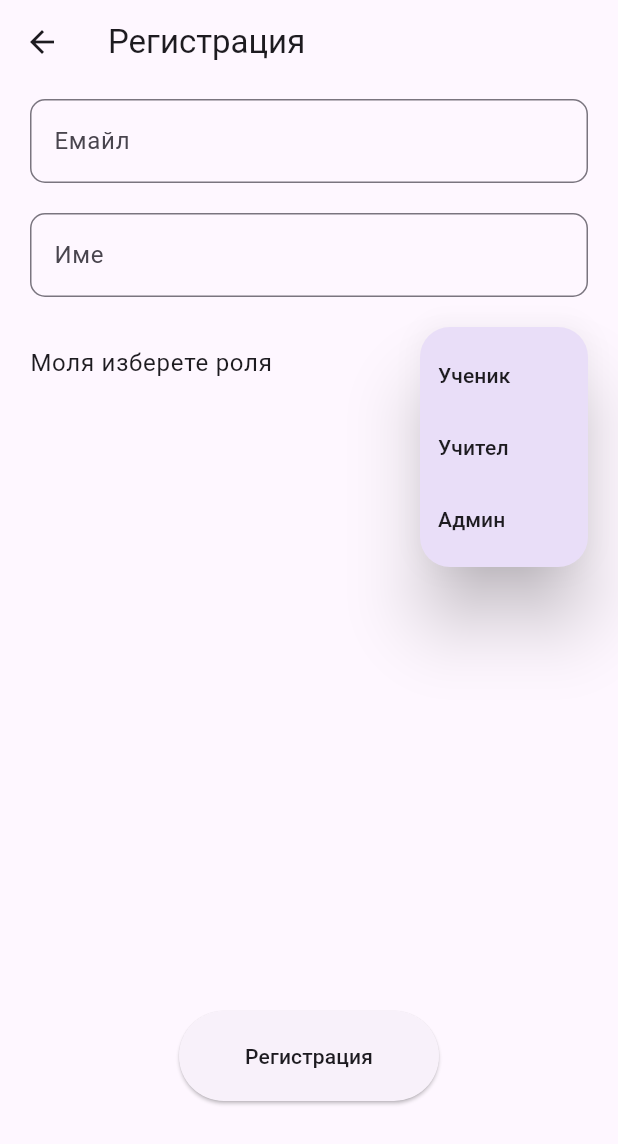
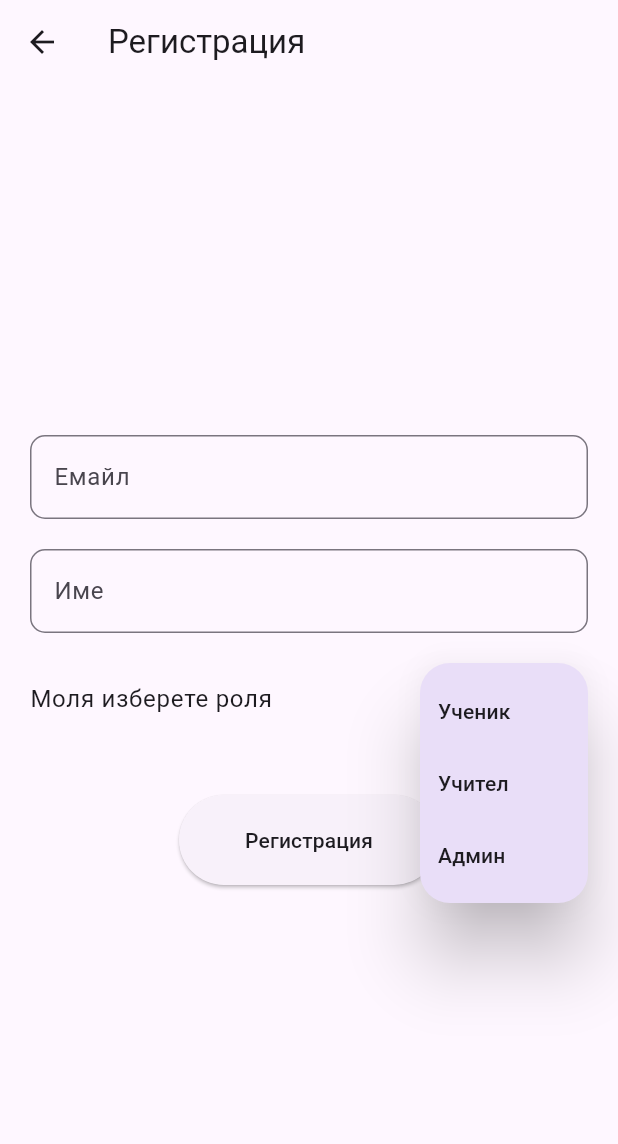
Before and after one commit to KaloyanStoyanov06/PGEE, a Flutter app: the SignUpPage screen opened by its route, after a tap on the "more vert" icon, on a phone screen of 412 x 824 dp. Shown: the top 1144 px of the screen. Run offline on Flutter 3.47's test engine with Material 2 defaults, Android fonts, the phone set to English and light mode, and no system bars; drawn by our look-alikes of dynamic_color; our stand-ins replace cloud_firestore, firebase_auth, firebase_core, flutter_dotenv; missing offline and left inert: dart:ffi; accounts and stored records are empty.

```diff
--- a/lib/pages/sign_up.dart
+++ b/lib/pages/sign_up.dart
@@ -11,10 +11,11 @@ class SignUpPage extends StatefulWidget {
 
 class _SignUpPageState extends State<SignUpPage> {
   var selectedRole = "";
-  var RoleText = "Моля изберете роля";
+  var roleText = "Моля изберете роля";
 
   TextEditingController email = TextEditingController();
   TextEditingController fullName = TextEditingController();
+  TextEditingController classNumber = TextEditingController();
 
   @override
   Widget build(BuildContext context) {
@@ -26,33 +27,33 @@ class _SignUpPageState extends State<SignUpPage> {
         child: Padding(
           padding: const EdgeInsets.symmetric(
             horizontal: 20.0,
-            vertical: 10,
           ),
           child: Column(
-            mainAxisAlignment: MainAxisAlignment.start,
+            mainAxisAlignment: MainAxisAlignment.center,
+            crossAxisAlignment: CrossAxisAlignment.center,
             children: [
               TextField(
                 autofocus: false,
-                decoration: InputDecoration(
+                decoration: const InputDecoration(
                   labelText: "Емайл",
                 ),
                 controller: email,
                 keyboardType: TextInputType.emailAddress,
               ),
-              SizedBox(height: 20),
+              const SizedBox(height: 20),
               TextField(
                 autofocus: false,
-                decoration: InputDecoration(
+                decoration: const InputDecoration(
                   labelText: "Име",
                 ),
                 controller: fullName,
               ),
-              SizedBox(height: 20),
+              const SizedBox(height: 20),
               Row(
                 mainAxisAlignment: MainAxisAlignment.spaceBetween,
                 children: [
                   Text(
-                    RoleText,
+                    roleText,
                     style: Theme.of(context).textTheme.bodyLarge,
                   ),
                   PopupMenuButton(
@@ -63,29 +64,29 @@ class _SignUpPageState extends State<SignUpPage> {
                     ),
                     itemBuilder: (context) => [
                       PopupMenuItem(
-                        child: Text("Ученик"),
+                        child: const Text("Ученик"),
                         onTap: () {
                           setState(() {
                             selectedRole = "student";
-                            RoleText = "Ученик";
+                            roleText = "Ученик";
                           });
                         },
                       ),
                       PopupMenuItem(
-                        child: Text("Учител"),
+                        child: const Text("Учител"),
                         onTap: () {
                           setState(() {
                             selectedRole = "teacher";
-                            RoleText = "Учител";
+                            roleText = "Учител";
                           });
                         },
                       ),
                       PopupMenuItem(
-                        child: Text("Админ"),
+                        child: const Text("Админ"),
                         onTap: () {
                           setState(() {
                             selectedRole = "admin";
-                            RoleText = "Админ";
+                            roleText = "Админ";
                           });
                         },
                       )
@@ -93,9 +94,23 @@ class _SignUpPageState extends State<SignUpPage> {
                   ),
                 ],
               ),
-              Expanded(
-                child: Container(),
+              // If Student is selected, show the following fields
+              SizedBox(height: 20),
+              Visibility(
+                visible: selectedRole == "student" || selectedRole == "teacher",
+                child: Column(
+                  children: [
+                    TextField(
+                      autofocus: false,
+                      decoration: InputDecoration(
+                        labelText: "Клас",
+                      ),
+                      controller: classNumber,
+                    ),
+                  ],
+                ),
               ),
+              SizedBox(height: 20),
               ElevatedButton(
                 onPressed: () {
                   FirebaseService.signUp(
@@ -107,7 +122,6 @@ class _SignUpPageState extends State<SignUpPage> {
                       style: Theme.of(context).textTheme.button),
                 ),
               ),
-              SizedBox(height: 80),
             ],
           ),
         ),
```
Also changed, not shown: 1 other file.
